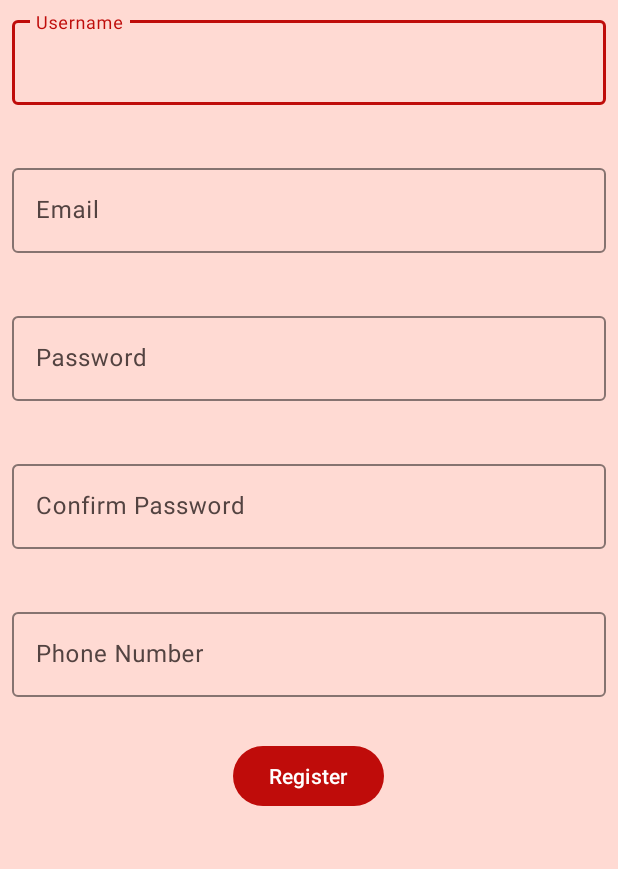
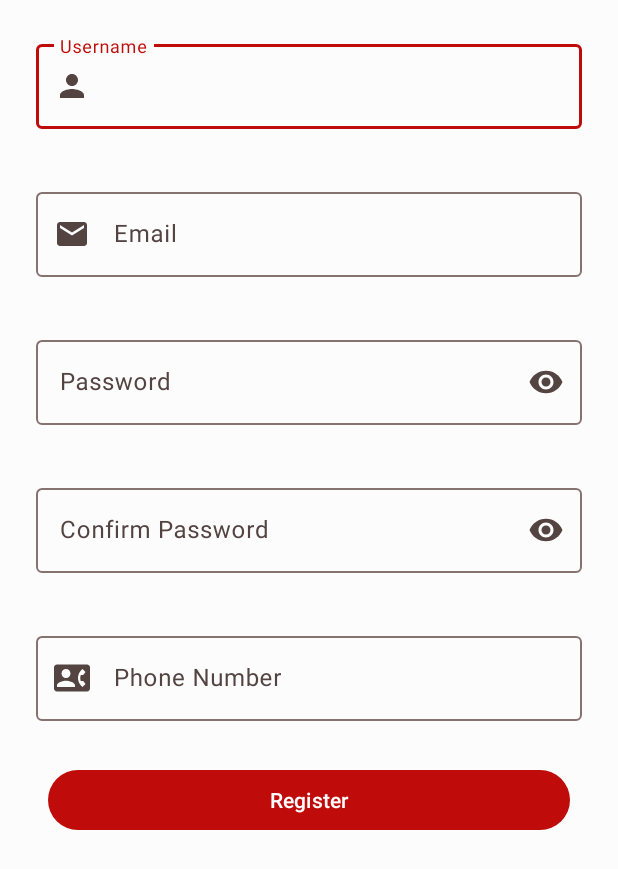
Before and after one commit to kenmusima/Cinema, an Android app: the screen it shows after launch (HomeActivity), on a phone screen of 412 x 824 dp. Shown: the top 869 px of the screen. Run offline under Robolectric (Android 15) with nearby library versions, the phone set to English and light mode, and no system bars; our stand-ins replace Firebase (no records; nobody signed in at launch, a user with empty details on screens opened directly).

Commit message:
Registration and Login touches with firebase.

```diff
--- /dev/null
+++ b/app/src/main/res/drawable/ic_baseline_contact_phone_24.xml
@@ -0,0 +1,5 @@
+<vector android:autoMirrored="true" android:height="24dp"
+    android:tint="?attr/colorControlNormal" android:viewportHeight="24"
+    android:viewportWidth="24" android:width="24dp" xmlns:android="http://schemas.android.com/apk/res/android">
+    <path android:fillColor="@android:color/white" android:pathData="M22,3L2,3C0.9,3 0,3.9 0,5v14c0,1.1 0.9,2 2,2h20c1.1,0 1.99,-0.9 1.99,-2L24,5c0,-1.1 -0.9,-2 -2,-2zM8,6c1.66,0 3,1.34 3,3s-1.34,3 -3,3 -3,-1.34 -3,-3 1.34,-3 3,-3zM14,18L2,18v-1c0,-2 4,-3.1 6,-3.1s6,1.1 6,3.1v1zM17.85,14h1.64L21,16l-1.99,1.99c-1.31,-0.98 -2.28,-2.38 -2.73,-3.99 -0.18,-0.64 -0.28,-1.31 -0.28,-2s0.1,-1.36 0.28,-2c0.45,-1.62 1.42,-3.01 2.73,-3.99L21,8l-1.51,2h-1.64c-0.22,0.63 -0.35,1.3 -0.35,2s0.13,1.37 0.35,2z"/>
+</vector>
--- /dev/null
+++ b/app/src/main/res/drawable/ic_baseline_email_24.xml
@@ -0,0 +1,5 @@
+<vector android:autoMirrored="true" android:height="24dp"
+    android:tint="?attr/colorControlNormal" android:viewportHeight="24"
+    android:viewportWidth="24" android:width="24dp" xmlns:android="http://schemas.android.com/apk/res/android">
+    <path android:fillColor="@android:color/white" android:pathData="M20,4L4,4c-1.1,0 -1.99,0.9 -1.99,2L2,18c0,1.1 0.9,2 2,2h16c1.1,0 2,-0.9 2,-2L22,6c0,-1.1 -0.9,-2 -2,-2zM20,8l-8,5 -8,-5L4,6l8,5 8,-5v2z"/>
+</vector>
--- /dev/null
+++ b/app/src/main/res/drawable/ic_baseline_person_24.xml
@@ -0,0 +1,5 @@
+<vector android:autoMirrored="true" android:height="24dp"
+    android:tint="?attr/colorControlNormal" android:viewportHeight="24"
+    android:viewportWidth="24" android:width="24dp" xmlns:android="http://schemas.android.com/apk/res/android">
+    <path android:fillColor="@android:color/white" android:pathData="M12,12c2.21,0 4,-1.79 4,-4s-1.79,-4 -4,-4 -4,1.79 -4,4 1.79,4 4,4zM12,14c-2.67,0 -8,1.34 -8,4v2h16v-2c0,-2.66 -5.33,-4 -8,-4z"/>
+</vector>
--- a/app/src/main/res/layout/fragment_registration.xml
+++ b/app/src/main/res/layout/fragment_registration.xml
@@ -4,80 +4,115 @@
     xmlns:tools="http://schemas.android.com/tools"
     android:layout_width="match_parent"
     android:layout_height="match_parent"
-    android:background="@color/md_theme_light_primaryContainer"
     tools:context=".ui.fragment.RegistrationFragment">
+
     <LinearLayout
         android:layout_width="match_parent"
         android:layout_height="match_parent"
+        android:layout_margin="16dp"
         android:orientation="vertical">
 
         <com.google.android.material.textfield.TextInputLayout
             android:layout_width="match_parent"
             android:layout_height="wrap_content"
             android:padding="8dp"
-        app:errorEnabled="true">
+            app:errorEnabled="true"
+            app:startIconDrawable="@drawable/ic_baseline_person_24">
 
             <com.google.android.material.textfield.TextInputEditText
                 android:layout_width="match_parent"
                 android:layout_height="wrap_content"
-            android:hint="@string/username" />
+                android:hint="@string/username"
+                android:id="@+id/userName"
+                android:inputType="textPersonName"
+                android:textColorHint="#616161" />
         </com.google.android.material.textfield.TextInputLayout>
 
         <com.google.android.material.textfield.TextInputLayout
             android:layout_width="match_parent"
             android:layout_height="wrap_content"
             android:padding="8dp"
-        app:errorEnabled="true">
+            app:errorEnabled="true"
+            app:startIconDrawable="@drawable/ic_baseline_email_24">
 
             <com.google.android.material.textfield.TextInputEditText
                 android:layout_width="match_parent"
                 android:layout_height="wrap_content"
-            android:hint="@string/email" />
+                android:id="@+id/emailRegistration"
+                android:hint="@string/email"
+                android:inputType="textEmailAddress"
+                android:textColorHint="#616161" />
         </com.google.android.material.textfield.TextInputLayout>
 
         <com.google.android.material.textfield.TextInputLayout
             android:layout_width="match_parent"
             android:layout_height="wrap_content"
             android:padding="8dp"
+            app:endIconMode="password_toggle"
             app:errorEnabled="true">
 
             <com.google.android.material.textfield.TextInputEditText
                 android:layout_width="match_parent"
                 android:layout_height="wrap_content"
-            android:hint="@string/password" />
+                android:hint="@string/password"
+                android:id="@+id/passwordRegistration"
+                android:inputType="textPassword"
+                android:textColorHint="#616161" />
         </com.google.android.material.textfield.TextInputLayout>
 
         <com.google.android.material.textfield.TextInputLayout
             android:layout_width="match_parent"
             android:layout_height="wrap_content"
             android:padding="8dp"
+            app:endIconMode="password_toggle"
             app:errorEnabled="true">
 
             <com.google.android.material.textfield.TextInputEditText
                 android:layout_width="match_parent"
                 android:layout_height="wrap_content"
-            android:hint="@string/confirm_password" />
+                android:hint="@string/confirm_password"
+                android:id="@+id/confirmPasswordRegistration"
+                android:inputType="textPassword"
+                android:textColorHint="#616161" />
         </com.google.android.material.textfield.TextInputLayout>
 
         <com.google.android.material.textfield.TextInputLayout
             android:layout_width="match_parent"
             android:layout_height="wrap_content"
             android:padding="8dp"
+            app:startIconDrawable="@drawable/ic_baseline_contact_phone_24"
             app:errorEnabled="true">
 
             <com.google.android.material.textfield.TextInputEditText
                 android:layout_width="match_parent"
                 android:layout_height="wrap_content"
+                android:id="@+id/phoneRegistration"
+                android:hint="@string/phone_number"
                 android:inputType="phone"
-            android:hint="@string/phone_number" />
+                android:textColorHint="#616161" />
 
         </com.google.android.material.textfield.TextInputLayout>
+
+        <ProgressBar
+            android:layout_width="wrap_content"
+            android:layout_height="wrap_content"
+            android:visibility="gone"
+            style="@style/Widget.MaterialComponents.CircularProgressIndicator"
+            android:id="@+id/progress_circular"
+            android:layout_gravity="center_horizontal"/>
+
         <com.google.android.material.button.MaterialButton
             android:id="@+id/register"
-        android:layout_width="wrap_content"
+            android:layout_width="match_parent"
             android:layout_height="wrap_content"
+            android:layout_gravity="center_horizontal"
+            android:layout_marginLeft="16dp"
+            android:layout_marginRight="16dp"
+            android:layout_marginBottom="16dp"
             android:text="@string/register"
-        android:layout_gravity="center_horizontal"/>
+            app:elevation="16dp" />
+
+
 
     </LinearLayout>
 </androidx.core.widget.NestedScrollView>
--- a/build.gradle
+++ b/build.gradle
@@ -7,8 +7,9 @@ buildscript {
     dependencies {
         classpath "com.android.tools.build:gradle:7.0.3"
         classpath "org.jetbrains.kotlin:kotlin-gradle-plugin:1.6.10"
-        classpath 'com.google.gms:google-services:4.3.3'
+        classpath 'com.google.gms:google-services:4.3.5'
         classpath "androidx.navigation:navigation-safe-args-gradle-plugin:2.3.5"
+        classpath "com.google.dagger:hilt-android-gradle-plugin:2.38.1"
 
         // NOTE: Do not place your application dependencies here; they belong
         // in the individual module build.gradle files
```
Also changed, not shown: app/build.gradle (+15 -3 lines), app/src/main/java/com/ken/cinema/ui/fragment/RegistrationFragment.kt (+79 -0 lines), app/src/main/java/com/ken/cinema/ui/fragment/SignInFragment.kt (+30 -1 lines), app/src/main/res/layout/fragment_sign_in.xml (+19 -19 lines). Lines whose indentation alone changed are shown as unchanged.
